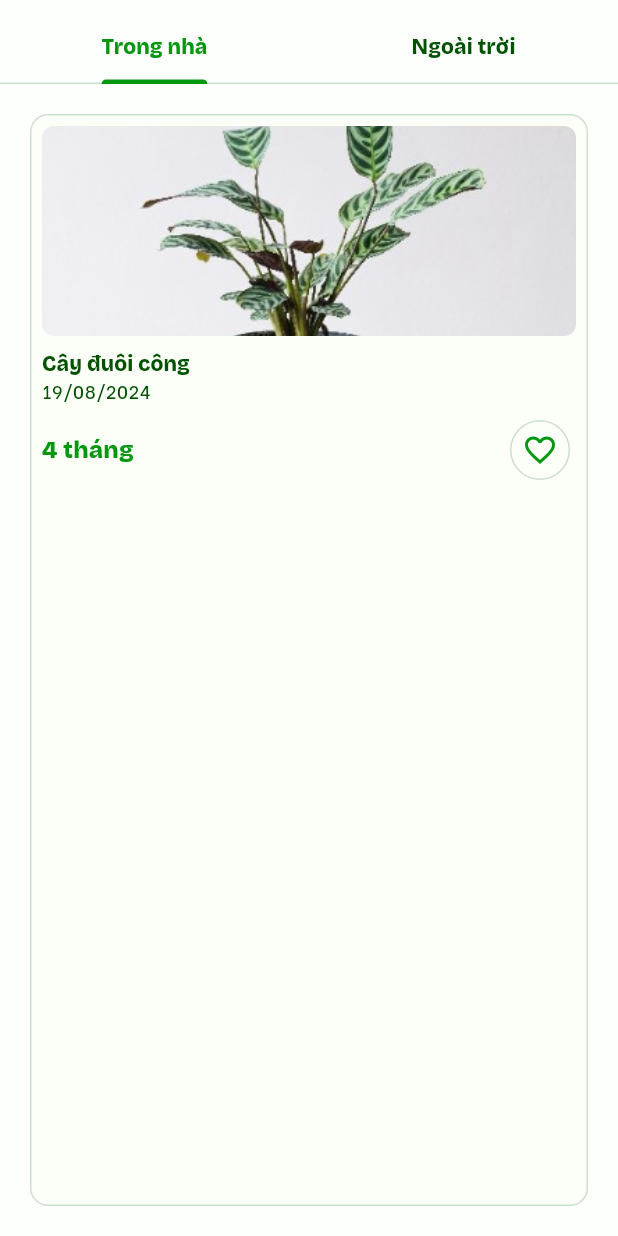
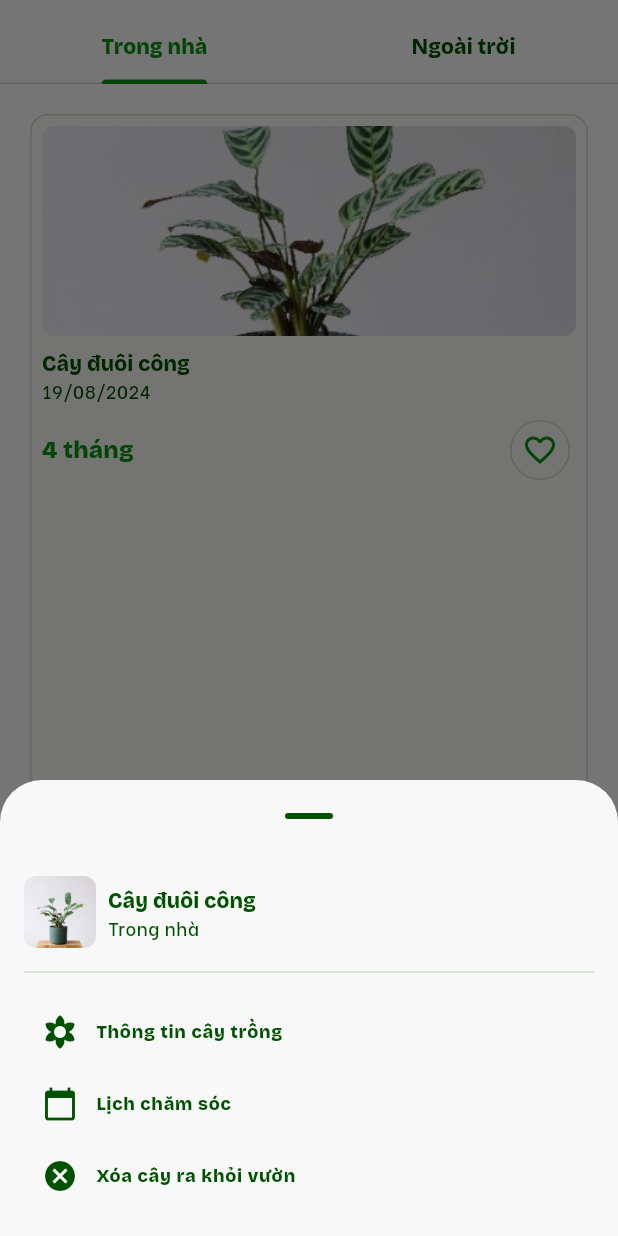
Before and after one commit to FakerHecker/AISC2024, a Flutter app: the screen it shows after launch, after a tap on the "favorite outline" icon, on a phone screen of 412 x 824 dp. Run offline on Flutter 3.47's test engine with Material 3 defaults, Android fonts, the phone set to English and light mode, and no system bars.

Commit message:
Add bottom sheet for garden page

```diff
--- a/lib/components/product_mini_card.dart
+++ b/lib/components/product_mini_card.dart
@@ -7,10 +7,13 @@ class ProductMiniCard extends StatelessWidget {
     required this.subtitle,
     required this.highlightedText,
     required this.actionButtonIcon,
+    required this.actionButtonOnPressed,
   });
 
   final String title, subtitle, highlightedText;
   final IconData actionButtonIcon;
+
+  final void Function()? actionButtonOnPressed;
 
   @override
   Widget build(BuildContext context) {
@@ -52,7 +55,7 @@ class ProductMiniCard extends StatelessWidget {
                 ),
                 // TODO: add button interactivity, can split entire button widget
                 IconButton.outlined(
-                  onPressed: () {},
+                  onPressed: actionButtonOnPressed,
                   icon: Icon(
                     actionButtonIcon,
                     color: theme.primaryColor,
--- a/lib/pages/garden_page/page_layout.dart
+++ b/lib/pages/garden_page/page_layout.dart
@@ -1,5 +1,6 @@
 import 'package:flutter/material.dart';
 import 'package:planta/components/product_mini_card.dart';
+import 'package:planta/pages/garden_page/sheet_layout.dart';
 
 class GardenPage extends StatelessWidget {
   const GardenPage({super.key});
@@ -17,29 +18,38 @@ class GardenPage extends StatelessWidget {
           flexibleSpace: const Column(
             mainAxisAlignment: MainAxisAlignment.end,
             children: [
-              TabBar(
-                tabs: [
+              TabBar(tabs: [
                 Tab(text: 'Trong nhà'),
                 Tab(text: 'Ngoài trời'),
-                ],
-              ),
+              ]),
             ],
           ),
         ),
-        body: const TabBarView(
-          children: [
+        body: TabBarView(children: [
           Padding(
-              padding: EdgeInsets.all(16.0),
+            padding: const EdgeInsets.all(16.0),
             child: ProductMiniCard(
               title: 'Cây đuôi công',
               subtitle: '19/08/2024',
               highlightedText: "4 tháng",
               actionButtonIcon: Icons.favorite_outline,
+              actionButtonOnPressed: () async {
+                await showModalBottomSheet(
+                  context: context,
+                  showDragHandle: true,
+                  builder: (context) {
+                    return const GardenSheet(
+                      title: "Cây đuôi công",
+                      subtitle: "Trong nhà",
+                      image: AssetImage("assets/images/plant-image.png"),
+                    );
+                  },
+                );
+              },
             ),
           ),
-            Placeholder(),
-          ],
-        ),
+          const Placeholder(),
+        ]),
       ),
     );
   }
--- /dev/null
+++ b/lib/pages/garden_page/sheet_layout.dart
@@ -0,0 +1,65 @@
+import 'package:flutter/material.dart';
+
+class GardenSheet extends StatelessWidget {
+  const GardenSheet({
+    super.key,
+    required this.title,
+    required this.subtitle,
+    required this.image,
+  });
+
+  final String title, subtitle;
+  final ImageProvider<Object> image;
+
+  @override
+  Widget build(BuildContext context) {
+    return Padding(
+      padding: const EdgeInsets.all(16),
+      child: Column(
+        crossAxisAlignment: CrossAxisAlignment.start,
+        mainAxisSize: MainAxisSize.min,
+        children: [
+          Row(children: [
+            ClipRRect(
+              borderRadius: BorderRadius.circular(8),
+              child: Image(
+                image: image,
+                fit: BoxFit.cover,
+                height: 48,
+                width: 48,
+              ),
+            ),
+            const SizedBox(width: 8),
+            Column(crossAxisAlignment: CrossAxisAlignment.start, children: [
+              Text(title, style: Theme.of(context).textTheme.labelLarge),
+              Text(subtitle, style: Theme.of(context).textTheme.bodySmall),
+            ])
+          ]),
+          const Divider(height: 32),
+          // TODO: add interactivity
+          MenuItemButton(
+            leadingIcon: const Icon(Icons.filter_vintage),
+            onPressed: () {},
+            requestFocusOnHover: false,
+            child: Text("Thông tin cây trồng",
+                style: Theme.of(context).textTheme.labelMedium),
+          ),
+          MenuItemButton(
+            leadingIcon: const Icon(Icons.calendar_today),
+            onPressed: () {},
+            requestFocusOnHover: false,
+            child: Text("Lịch chăm sóc",
+                style: Theme.of(context).textTheme.labelMedium),
+          ),
+          MenuItemButton(
+            leadingIcon: const Icon(Icons.cancel),
+            onPressed: () {},
+            requestFocusOnHover: false,
+            child: Text("Xóa cây ra khỏi vườn",
+                style: Theme.of(context).textTheme.labelMedium),
+          ),
+        ],
+      ),
+    );
+  }
+}
```
Lines whose indentation alone changed are shown as unchanged.
